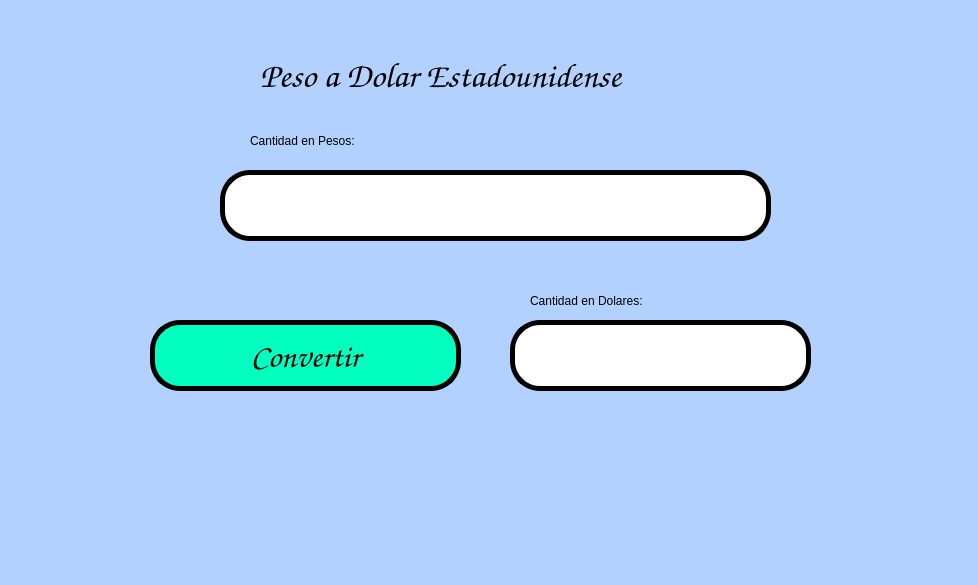
The window that Unidad 2/E05_ConvertirPesoDolar.ui (VictorVega03/Pip_2025_1_Eq7) describes before a commit, drawn with Qt 5.
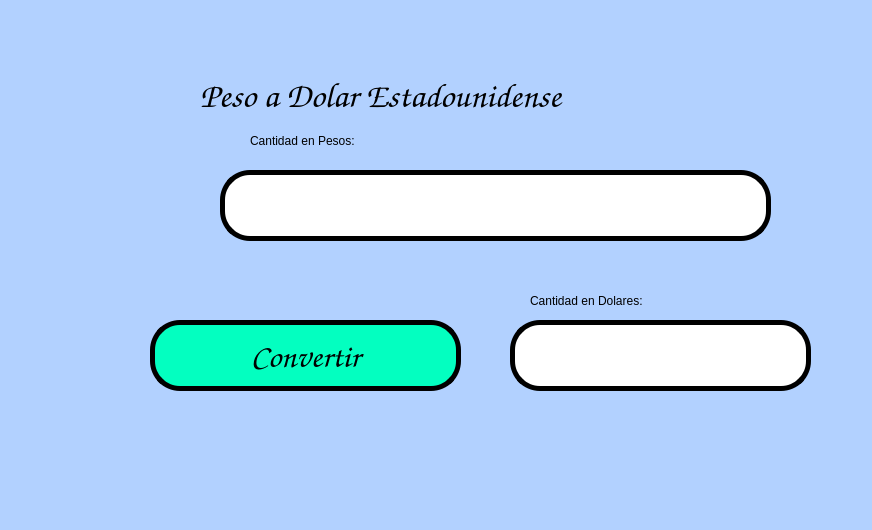
The same window after the commit. Icons and pictures are not drawn.

Diff of the .ui file:
```diff
--- a/Unidad 2/E05_ConvertirPesoDolar.ui
+++ b/Unidad 2/E05_ConvertirPesoDolar.ui
@@ -6,8 +6,8 @@
    <rect>
     <x>0</x>
     <y>0</y>
-    <width>978</width>
-    <height>585</height>
+    <width>872</width>
+    <height>530</height>
    </rect>
   </property>
   <property name="windowTitle">
@@ -226,8 +226,8 @@
    <widget class="QLabel" name="label_3">
     <property name="geometry">
      <rect>
-      <x>260</x>
-      <y>50</y>
+      <x>200</x>
+      <y>70</y>
       <width>481</width>
       <height>51</height>
      </rect>
@@ -251,7 +251,7 @@
    <widget class="QLabel" name="imagen_2">
     <property name="geometry">
      <rect>
-      <x>780</x>
+      <x>690</x>
       <y>0</y>
       <width>181</width>
       <height>91</height>
@@ -301,8 +301,8 @@
    <widget class="QLabel" name="imagen_3">
     <property name="geometry">
      <rect>
-      <x>860</x>
-      <y>440</y>
+      <x>770</x>
+      <y>410</y>
       <width>101</width>
       <height>91</height>
      </rect>
```
Left out of the diff: 2 changed lines with no effect on the pictures.
